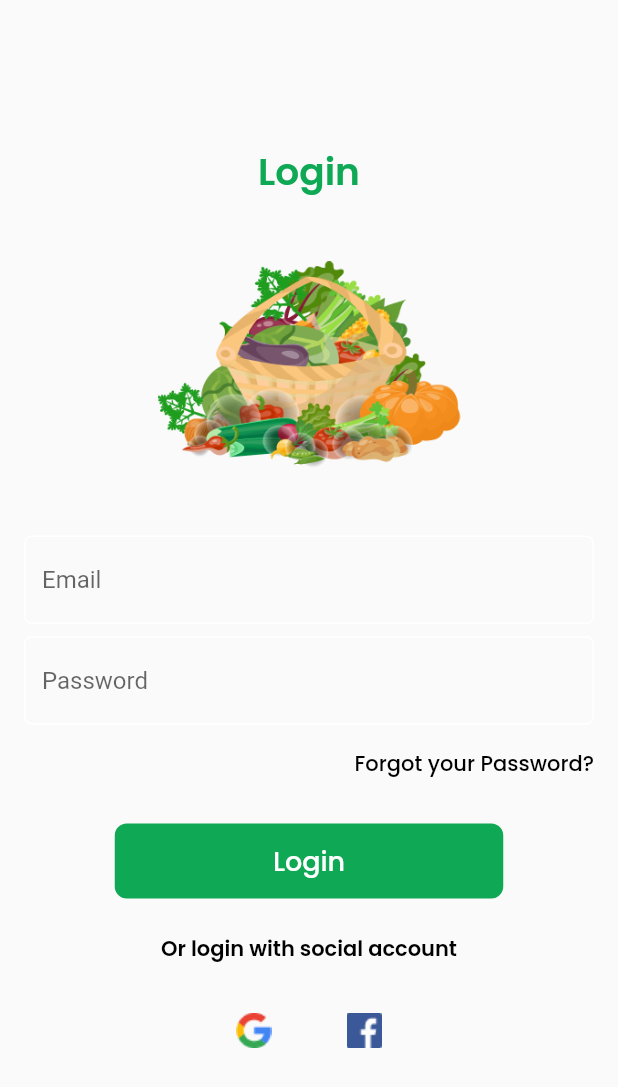
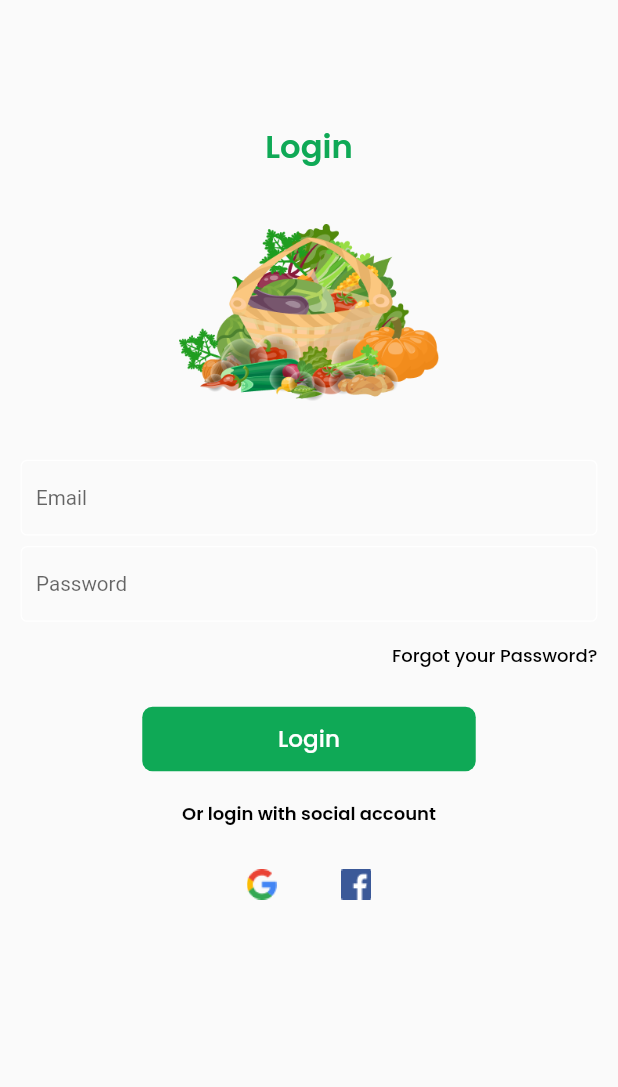
Before and after one commit to JGayanath/Grocery, a Flutter app: the screen it shows after launch, after a tap on "Already have an account?", on a phone screen of 412 x 824 dp. Shown: the top 1087 px of the screen. Run offline on Flutter 3.47's test engine with Material 2 defaults, Android fonts, the phone set to English and light mode, and no system bars; our stand-ins replace animate_do, awesome_dialog, firebase_auth, firebase_core, google_fonts, logger and 1 more; accounts and stored records are empty.

```diff
--- a/lib/components/custom_button.dart
+++ b/lib/components/custom_button.dart
@@ -7,11 +7,13 @@ class Custom_Button extends StatelessWidget {
   const Custom_Button({
     required this.onTap,
     required this.text,
+    this.isLoader=false,
     Key? key,
   }) : super(key: key);
 
   final Function () onTap;
   final String text;
+  final bool isLoader;
 
   @override
   Widget build(BuildContext context) {
@@ -26,7 +28,10 @@ class Custom_Button extends StatelessWidget {
         ),
         child: Align(
             alignment: Alignment.center,
-            child: Custom_Text(text,color: Colors.white,fontSize: 18.0,fontWeight: FontWeight.w500,)),
+            child: isLoader ? CircularProgressIndicator.adaptive(
+              backgroundColor: AppColors.whiteColour,
+            ):
+            Custom_Text(text,color: Colors.white,fontSize: 18.0,fontWeight: FontWeight.w500,)),
       ),
     );
   }
--- a/lib/components/customtextfield.dart
+++ b/lib/components/customtextfield.dart
@@ -6,7 +6,7 @@ class CustomTextfiled extends StatelessWidget {
     Key? key,
     required this.controller,
     required this.hintText,
-    this.isobscure=true,
+    this.isobscure=false,
   }) : super(key: key);
 
   final TextEditingController controller;
--- a/lib/main.dart
+++ b/lib/main.dart
@@ -1,8 +1,24 @@
+import 'package:firebase_core/firebase_core.dart';
 import 'package:flutter/material.dart';
+import 'package:grocery/firebase_options.dart';
+import 'package:grocery/models/singin_provider.dart';
+import 'package:grocery/models/singup_provider.dart';
 import 'package:grocery/screens/splash_screen.dart';
+import 'package:provider/provider.dart';
+import 'package:responsive_framework/responsive_framework.dart';
 
-void main() {
-  runApp(const MyApp());
+Future<void> main() async {
+  WidgetsFlutterBinding.ensureInitialized();
+  await Firebase.initializeApp(
+    options: DefaultFirebaseOptions.currentPlatform,
+  );
+  runApp(MultiProvider(
+    providers: [
+      ChangeNotifierProvider(create: (_) => Singup_Provider()),
+      ChangeNotifierProvider(create: (_) => Singin_Provider()),
+    ],
+    child: const MyApp(),
+  ),);
 }
 
 class MyApp extends StatelessWidget {
@@ -13,10 +29,17 @@ class MyApp extends StatelessWidget {
   Widget build(BuildContext context) {
     return MaterialApp(
       debugShowCheckedModeBanner: false,
-      title: 'Flutter Demo',
-      theme: ThemeData(
-
-      ),
+      builder: (context, child) => ResponsiveWrapper.builder(
+          child,
+          maxWidth: 1200,
+          minWidth: 480,
+          defaultScale: true,
+          breakpoints: [
+            ResponsiveBreakpoint.resize(480, name: MOBILE),
+            ResponsiveBreakpoint.autoScale(800, name: TABLET),
+            ResponsiveBreakpoint.resize(1000, name: DESKTOP),
+          ],
+          background: Container(color: Color(0xFFF5F5F5))),
       home: SplashScreen(),
     );
   }
--- a/lib/screens/auth/sing_in.dart
+++ b/lib/screens/auth/sing_in.dart
@@ -2,11 +2,13 @@ import 'package:flutter/material.dart';
 import 'package:grocery/components/custom_button.dart';
 import 'package:grocery/components/custom_text.dart';
 import 'package:grocery/components/customtextfield.dart';
+import 'package:grocery/models/singin_provider.dart';
 import 'package:grocery/screens/auth/forgot_password.dart';
 import 'package:grocery/screens/home/home_screen.dart';
 import 'package:grocery/utils/app_colors.dart';
 import 'package:grocery/utils/assets_constant.dart';
 import 'package:grocery/utils/util_funtions.dart';
+import 'package:provider/provider.dart';
 
 
 class Login extends StatefulWidget {
@@ -17,8 +19,6 @@ class Login extends StatefulWidget {
 }
 
 class _LoginState extends State<Login> {
-  final _email = TextEditingController();
-  final _password = TextEditingController();
   @override
   Widget build(BuildContext context) {
     final size = MediaQuery.of(context).size;
@@ -47,11 +47,11 @@ class _LoginState extends State<Login> {
             const SizedBox(
               height: 45,
             ),
-            CustomTextfiled(controller: _email, hintText: "Email"),
+            CustomTextfiled(controller: Provider.of<Singin_Provider>(context).emailController, hintText: "Email"),
             const SizedBox(
               height: 8,
             ),
-            CustomTextfiled(controller: _password, hintText: "Password",isobscure: true,),
+            CustomTextfiled(controller: Provider.of<Singin_Provider>(context).passwordlController, hintText: "Password",isobscure: true,),
             const SizedBox(
               height: 16,
             ),
@@ -68,9 +68,14 @@ class _LoginState extends State<Login> {
             const SizedBox(
               height: 29,
             ),
-            Custom_Button(onTap: () {
-              UtilFuntions.navigateTo(context, Home_Screen()); // navigate to home screen
-              },text: "Login"),
+            Consumer<Singin_Provider>(builder: (context , value ,child) {
+              return Custom_Button(
+                isLoader: value.isLoading,
+                onTap: (){
+                  value.stratSingIn(context);
+                }, text: 'Login', );
+            }
+            ),
             const SizedBox(
               height: 23,
             ),
--- a/lib/screens/auth/sing_up.dart
+++ b/lib/screens/auth/sing_up.dart
@@ -1,11 +1,13 @@
+import 'package:awesome_dialog/awesome_dialog.dart';
 import 'package:flutter/material.dart';
 import 'package:grocery/components/custom_button.dart';
 import 'package:grocery/components/customtextfield.dart';
+import 'package:grocery/controlers/auth_controler.dart';
+import 'package:grocery/models/singup_provider.dart';
 import 'package:grocery/screens/auth/sing_in.dart';
-import 'package:grocery/screens/home/home_screen.dart';
 import 'package:grocery/utils/assets_constant.dart';
 import 'package:grocery/utils/util_funtions.dart';
-
+import 'package:provider/provider.dart';
 import '../../components/custom_text.dart';
 
 class SingUp extends StatefulWidget {
@@ -16,9 +18,10 @@ class SingUp extends StatefulWidget {
 }
 
 class _SingUpState extends State<SingUp> {
-  final _name = TextEditingController();
-  final _email = TextEditingController();
-  final _password = TextEditingController();
+
+  final  auth_controler = Auth_Controler();
+
+
   @override
   Widget build(BuildContext context) {
     return Scaffold(
@@ -38,11 +41,11 @@ class _SingUpState extends State<SingUp> {
                     height: 138,
                   ),
                   const SizedBox(height: 20.0,),
-                  CustomTextfiled(controller: _name, hintText: "Name"),
+                  CustomTextfiled(controller: Provider.of<Singup_Provider>(context).nameController, hintText: "Name"),
                   const SizedBox(height: 8.0,),
-                  CustomTextfiled(controller: _email, hintText: "Email"),
+                  CustomTextfiled(controller: Provider.of<Singup_Provider>(context).emailController, hintText: "Email"),
                   const SizedBox(height: 8.0,),
-                  CustomTextfiled(controller: _password, hintText: "Password"),
+                  CustomTextfiled(controller: Provider.of<Singup_Provider>(context).passwordlController, hintText: "Password",isobscure: true),
                   const SizedBox(height: 16.0,),
                   Row(
                     mainAxisAlignment: MainAxisAlignment.end,
@@ -55,9 +58,15 @@ class _SingUpState extends State<SingUp> {
                     ],
                   ),
                   const SizedBox(height: 24.0,),
-                  Custom_Button(onTap: (){
-                    UtilFuntions.navigateTo(context, Home_Screen());
-                  }, text: "Sing Up")
+
+                  Consumer<Singup_Provider>(builder: (context , value ,child) {
+                    return Custom_Button(
+                        isLoader: value.isLoading,
+                      onTap: (){
+                      value.stratSingUp(context);
+                    }, text: 'Sing Up', );
+                  }
+                  ),
                 ],
               ),
             ),
--- a/lib/screens/splash_screen.dart
+++ b/lib/screens/splash_screen.dart
@@ -1,14 +1,7 @@
 import 'package:animate_do/animate_do.dart';
 import 'package:flutter/material.dart';
-import 'package:flutter/scheduler.dart';
-import 'package:google_fonts/google_fonts.dart';
-import 'package:google_fonts/google_fonts.dart';
-import 'package:grocery/screens/auth/sing_in.dart';
-import 'package:grocery/screens/auth/sing_up.dart';
-import 'package:grocery/utils/app_colors.dart';
+import 'package:grocery/controlers/auth_controler.dart';
 import 'package:grocery/utils/assets_constant.dart';
-import 'package:grocery/utils/util_funtions.dart';
-
 import '../components/custom_text.dart';
 
 class SplashScreen extends StatefulWidget {
@@ -19,12 +12,15 @@ class SplashScreen extends StatefulWidget {
 }
 
 class _SplashScreenState extends State<SplashScreen> {
+
+  final Auth_Controler auth_controler = Auth_Controler();
+
   @override
   void initState() {
     // TODO: implement initState
     super.initState();
     Future.delayed(Duration(seconds: 5), () {
-     UtilFuntions.navigateTo(context, SingUp());
+      auth_controler.initializeUser(context);
     });
   }
 
@@ -40,7 +36,7 @@ class _SplashScreenState extends State<SplashScreen> {
               height: 50,
             ),
             FadeInDown(
-                child: Custom_Text("Shop Your Daily \nNecessary" ),
+              child: Custom_Text("Shop Your Daily \nNecessary"),
             ),
           ],
         ),
--- a/lib/utils/app_colors.dart
+++ b/lib/utils/app_colors.dart
@@ -3,4 +3,5 @@ import 'package:flutter/material.dart';
 
 class AppColors{
   static const prymeryColor  = Color(0xFF0FA956);
+  static const whiteColour  = Colors.white;
 }
--- a/lib/utils/assets_constant.dart
+++ b/lib/utils/assets_constant.dart
@@ -6,6 +6,7 @@ class AssetsPath{
   static const imageicongole = "${assetsPath}f.png";
   static const menuicon = "${assetsPath}Menu_icon.png";
   static const carticon = "${assetsPath}shopping-cart.png";
+  static const cartimage = "${assetsPath}cartimage.png";
   static const pumking= "${assetsPath}Pumking.png";
   static const tomato = "${assetsPath}Tomato.png";
   static const  brinjal= "${assetsPath}Brinjal.png";
```
Also changed, not shown: lib/controlers/auth_controler.dart (added, +78 -0 lines), lib/models/cart_item_model.dart (added, +12 -0 lines), lib/models/singin_provider.dart (added, +98 -0 lines), lib/models/singup_provider.dart (added, +66 -0 lines), lib/screens/auth/forgot_password.dart (+11 -3 lines), lib/screens/cart/cart.dart (added, +90 -0 lines), lib/screens/cart/widgets/cart_items.dart (added, +107 -0 lines), lib/screens/cart/widgets/custom_ammountrow.dart (added, +26 -0 lines), lib/screens/home/home_screen.dart (+16 -1 lines), lib/utils/alert_helper.dart (added, +21 -0 lines), pubspec.yaml (+7 -0 lines), assets/images/cartimage.png (added), lib/firebase_options.dart (added), pubspec.lock, 4 other files.
